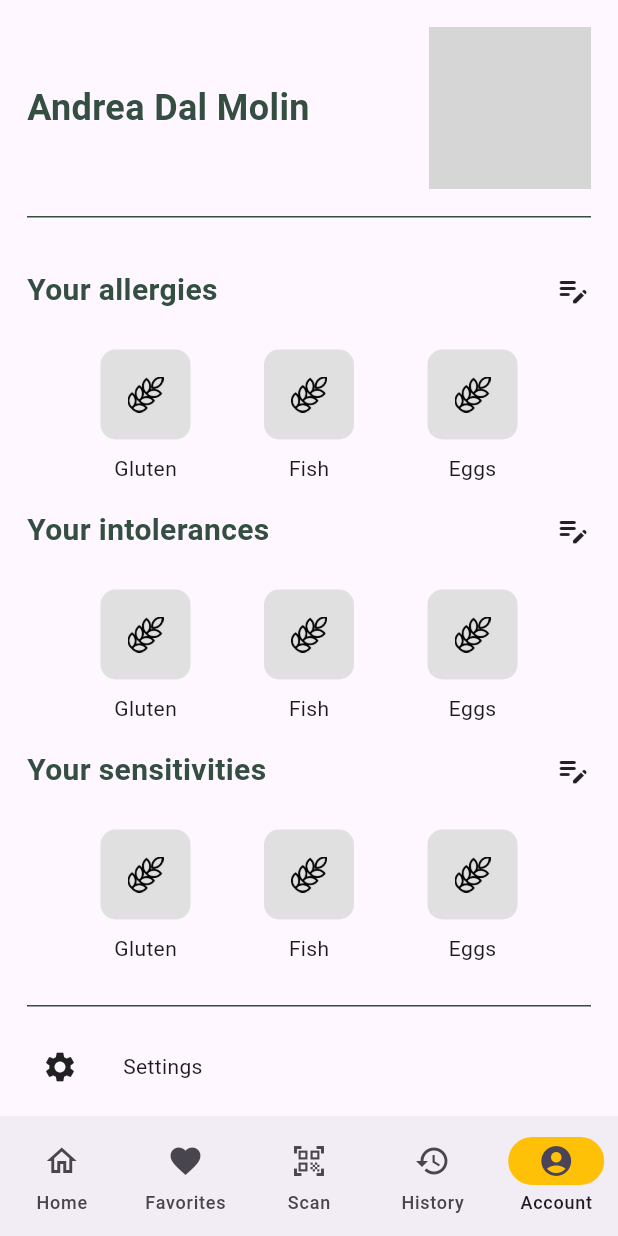
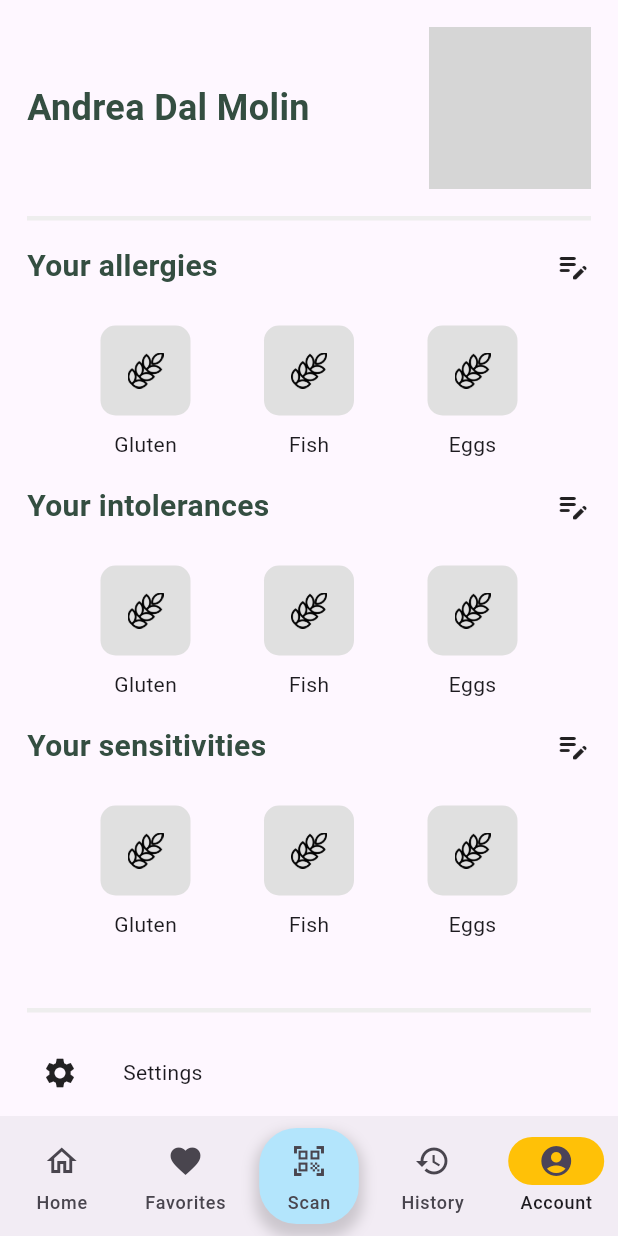
Before and after one commit to andreadalmolinhepl/food_guardian, a Flutter app: the HomeScreen screen opened by its route, item 5 of the bottom bar chosen, on a phone screen of 412 x 824 dp. Run offline on Flutter 3.47's test engine with Material 3 defaults, Android fonts, the phone set to English and light mode, and no system bars; our stand-ins replace firebase_auth, firebase_core; missing offline and left inert: flutter_barcode_scanner; accounts and stored records are empty; network calls fail; grey boxes are pictures that could not be loaded.

Commit message:
Minor design changes

```diff
--- a/lib/screens/account_page.dart
+++ b/lib/screens/account_page.dart
@@ -2,6 +2,7 @@ import 'package:flutter/material.dart';
 import 'package:food_guardian/styles/spacings.dart';
 import 'package:food_guardian/widgets/food_restrictions.dart';
 import 'package:food_guardian/widgets/line.dart';
+import 'package:food_guardian/widgets/separator.dart';
 
 import '../styles/font.dart';
 
@@ -35,17 +36,14 @@ class AccountPage extends StatelessWidget {
                         ),
                       ],
                     ),
-                    const SizedBox(height: kVerticalPadding,),
-                    const Line(),
-                    const SizedBox(height: kVerticalPaddingL,),
+                    const Separator(),
                     const FoodRestrictions(label: "Your allergies",),
                     const SizedBox(height: kVerticalPaddingS,),
                     const FoodRestrictions(label: "Your intolerances",),
                     const SizedBox(height: kVerticalPaddingS,),
                     const FoodRestrictions(label: "Your sensitivities",),
                     const SizedBox(height: kVerticalPadding,),
-                    const Line(),
-                    const SizedBox(height: kVerticalPadding,),
+                    const Separator(),
 
                     GestureDetector(
                       onTap: () { Navigator.pushNamed(context, "/settings"); },
--- a/lib/screens/home_page.dart
+++ b/lib/screens/home_page.dart
@@ -111,6 +111,7 @@ class HomePage extends StatelessWidget {
                                   HistorySimple(),
                                   HistorySimple(),
                                   HistorySimple(),
+                                  HistorySimple(),
                                 ],
                               )
                           ),
--- a/lib/screens/home_screen.dart
+++ b/lib/screens/home_screen.dart
@@ -4,6 +4,7 @@ import 'package:flutter_barcode_scanner/flutter_barcode_scanner.dart';
 import 'package:food_guardian/screens/account_page.dart';
 import 'package:food_guardian/screens/home_page.dart';
 import 'package:food_guardian/screens/product_detail_screen.dart';
+import 'package:food_guardian/styles/others.dart';
 import 'package:http/http.dart' as http;
 import 'dart:convert';
 
@@ -72,25 +73,35 @@ class _HomeScreenState extends State<HomeScreen> {
         },
         indicatorColor: Colors.amber,
         selectedIndex: currentPageIndex,
-        destinations: const <Widget>[
-          NavigationDestination(
+        destinations: <Widget>[
+          const NavigationDestination(
             selectedIcon: Icon(Icons.home),
             icon: Icon(Icons.home_outlined),
             label: 'Home',
           ),
-          NavigationDestination(
+          const NavigationDestination(
             icon: Icon(Icons.favorite),
             label: 'Favorites',
           ),
-          NavigationDestination(
-            icon: Icon(Icons.qr_code_scanner),
-            label: 'Scan',
+          Padding(
+            padding: const EdgeInsets.all(8.0),
+            child: Container(
+              decoration: BoxDecoration(
+                color: Colors.lightBlue.shade100,
+                borderRadius: BorderRadius.circular(25),
+                boxShadow: [kShadow]
+              ),
+              child: const NavigationDestination(
+                icon: Icon(Icons.qr_code_scanner),
+                label: 'Scan',
+              ),
+            ),
           ),
-          NavigationDestination(
+          const NavigationDestination(
             icon: Icon(Icons.history),
             label: 'History',
           ),
-          NavigationDestination(
+          const NavigationDestination(
             icon: Icon(Icons.account_circle),
             label: 'Account',
           ),
```
